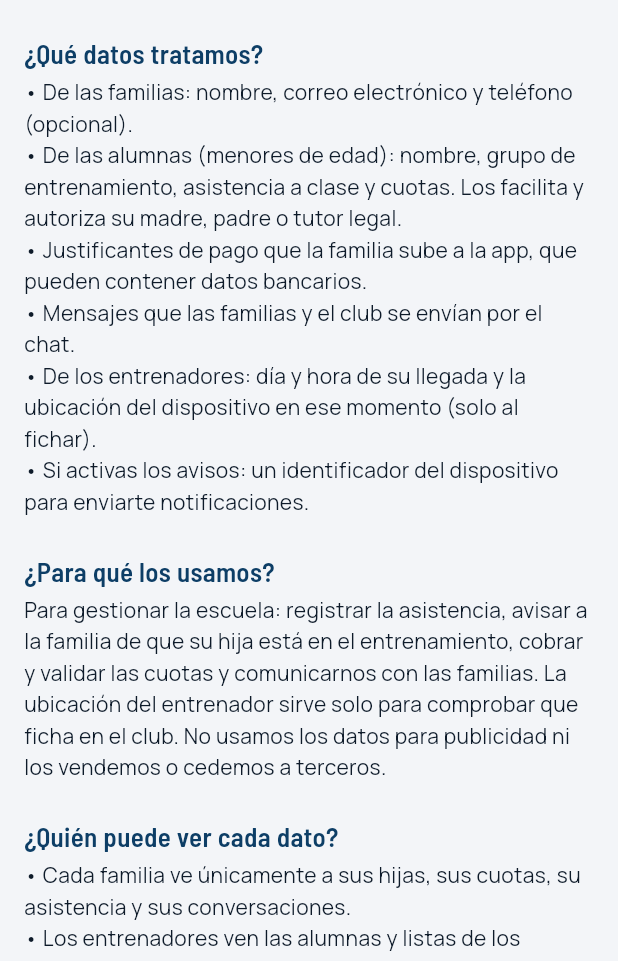
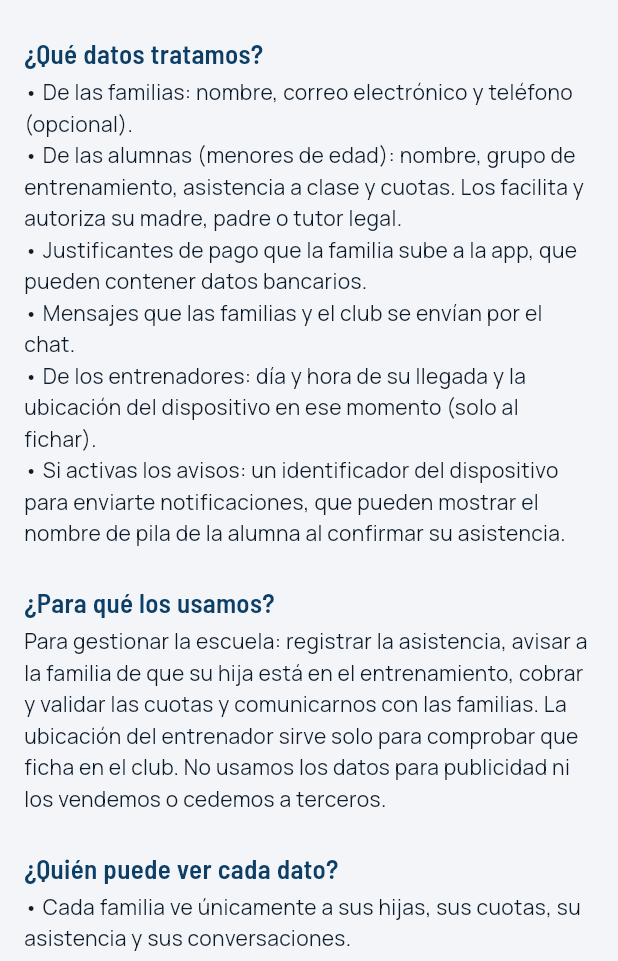
Before and after one commit to yb2ypwpzz9-cmd/https-github.com-nextlevelbuilder-ui-ux-pro-max-skill, a Flutter app: the DocumentosScreen screen opened by its route, on a phone screen of 412 x 824 dp, the part 275-1236 px from its top. Run offline on Flutter 3.47's test engine with Material 3 defaults, Android fonts, the phone set to English and light mode, and no system bars; our stand-ins replace cloud_firestore, cloud_functions, file_picker, firebase_auth, firebase_core, firebase_messaging and 5 more; missing offline and left inert: dart:js_interop; accounts and stored records are empty.

Commit message:
Aviso de asistencia con el nombre de pila de la alumna
Co-Authored-By: Claude Sonnet 5.5 <noreply@anthropic.com>
Claude-Session: https://claude.ai/code/session_01AjzRgQ5b8Xph6EEUpR4ouz

```diff
--- a/spado-rackets-app/lib/config/textos_legales.dart
+++ b/spado-rackets-app/lib/config/textos_legales.dart
@@ -3,7 +3,7 @@
 abstract final class TextosLegales {
   /// Se sube la versión cuando cambia el texto; el consentimiento de cada
   /// familia guarda con qué versión se aceptó.
-  static const version = '2026-10-3';
+  static const version = '2026-10-4';
 
   /// Versión del aviso que se enseña al staff antes de fichar.
   static const avisoStaffVersion = '2026-10';
@@ -58,7 +58,8 @@ abstract final class TextosLegales {
           '• De los entrenadores: día y hora de su llegada y la ubicación '
           'del dispositivo en ese momento (solo al fichar).\n'
           '• Si activas los avisos: un identificador del dispositivo para '
-          'enviarte notificaciones.',
+          'enviarte notificaciones, que pueden mostrar el nombre de pila de la '
+          'alumna al confirmar su asistencia.',
     ),
     (
       '¿Para qué los usamos?',
```
Also changed, not shown: 1 other file.
